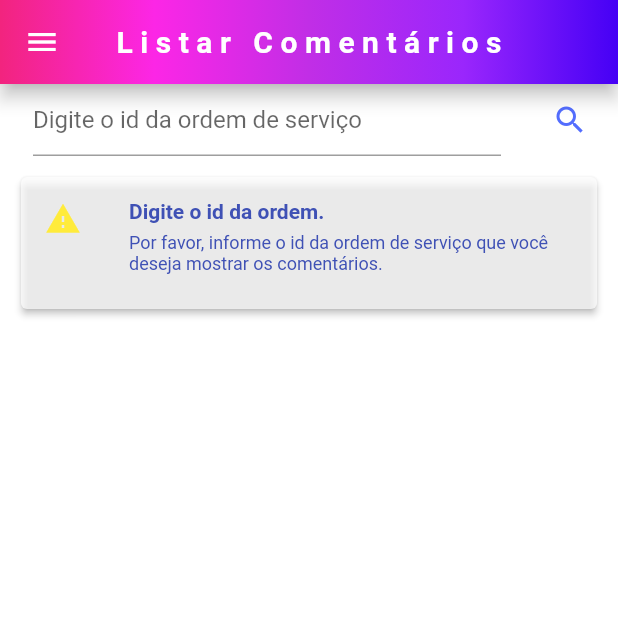
After one commit to GanaxXD/consumo_api, a Flutter app: the Coments screen opened directly, in the side drawer, after a tap on the "search" icon, on a phone screen of 412 x 824 dp, the top half of it. The commit adds this screen. Run offline on Flutter 3.47's test engine with Material 2 defaults, Android fonts, the phone set to English and light mode, and no system bars; network calls fail; statements that could not run were skipped.

Commit message:
tela de listar comentarios funcionando

```diff
--- /dev/null
+++ b/lib/model/comentsModel.dart
@@ -0,0 +1,15 @@
+class ComentsModel {
+    String descricao;
+
+    ComentsModel({this.descricao});
+
+    ComentsModel.fromJson(Map<String, dynamic> json) {
+        descricao = json['descricao'];
+    }
+
+    Map<String, dynamic> toJson() {
+        final Map<String, dynamic> data = new Map<String, dynamic>();
+        data['descricao'] = this.descricao;
+        return data;
+    }
+}
--- /dev/null
+++ b/lib/model/orderModel.dart
@@ -0,0 +1,62 @@
+class Orders {
+    int id;
+    String descricao;
+    Cliente cliente;
+    double preco;
+    Null dataAbertura;
+    Null dataFinalizacao;
+    String status;
+
+    Orders(
+        {this.id,
+            this.descricao,
+            this.cliente,
+            this.preco,
+            this.dataAbertura,
+            this.dataFinalizacao,
+            this.status});
+
+    Orders.fromJson(Map<String, dynamic> json) {
+        id = json['id'];
+        descricao = json['descricao'];
+        cliente =
+        json['cliente'] != null ? new Cliente.fromJson(json['cliente']) : null;
+        preco = json['preco'];
+        dataAbertura = json['dataAbertura'];
+        dataFinalizacao = json['dataFinalizacao'];
+        status = json['status'];
+    }
+
+    Map<String, dynamic> toJson() {
+        final Map<String, dynamic> data = new Map<String, dynamic>();
+        data['id'] = this.id;
+        data['descricao'] = this.descricao;
+        if (this.cliente != null) {
+            data['cliente'] = this.cliente.toJson();
+        }
+        data['preco'] = this.preco;
+        data['dataAbertura'] = this.dataAbertura;
+        data['dataFinalizacao'] = this.dataFinalizacao;
+        data['status'] = this.status;
+        return data;
+    }
+}
+
+class Cliente {
+    int id;
+    String nome;
+
+    Cliente({this.id, this.nome});
+
+    Cliente.fromJson(Map<String, dynamic> json) {
+        id = json['id'];
+        nome = json['nome'];
+    }
+
+    Map<String, dynamic> toJson() {
+        final Map<String, dynamic> data = new Map<String, dynamic>();
+        data['id'] = this.id;
+        data['nome'] = this.nome;
+        return data;
+    }
+}
--- /dev/null
+++ b/lib/screens/comentsList.dart
@@ -0,0 +1,180 @@
+import 'package:consumoapi/model/comentsModel.dart';
+import 'package:consumoapi/searchs/search.dart';
+import 'package:consumoapi/widgets/MyDrawerNavigation.dart';
+import 'package:flutter/material.dart';
+
+
+class Coments extends StatefulWidget {
+  @override
+  _ComentsState createState() => _ComentsState();
+}
+
+class _ComentsState extends State<Coments> {
+
+    Searchs search = Searchs();
+    List<ComentsModel> result;
+    bool loading;
+    TextEditingController searchController;
+
+    @override
+    void initState() {
+        super.initState();
+        searchController = TextEditingController();
+        result = [];
+        loading = true;
+        //Pegando os resultados da pesquisa
+        search.getAllComments("1").then((value) =>{
+            result = value,
+            super.setState(() {
+                loading = false;
+            })
+        });
+    }
+
+    //Encerrando o contolador da pesquisa
+    @override
+    void dispose() {
+        searchController.dispose();
+        super.dispose();
+    }
+
+
+    @override
+    Widget build(BuildContext context) {
+        return Scaffold(
+            drawer: MyDrawerNavigation(),
+
+            //Colocando o fundo do app bar num gradiente:
+            backgroundColor: Colors.white,
+            appBar: AppBar(
+                //criando o gradiente:
+                flexibleSpace: Container(
+                    decoration: BoxDecoration(
+                        gradient: LinearGradient(
+                            colors: <Color> [
+                                Color.fromRGBO(242, 36, 126, 95),
+                                Color.fromRGBO(252, 38, 230, 90),
+                                Color.fromRGBO(193, 46, 230, 90),
+                                Color.fromRGBO(154, 38, 252, 99),
+                                Color.fromRGBO(69, 0, 245, 96),
+                            ],
+                            begin: const FractionalOffset(0.0, 0.0),
+                            end: const FractionalOffset(1.0, 0.0),
+                        )
+                    ),
+                ),
+
+                centerTitle: true,
+                elevation: 5.0,
+                title: Text("Listar Comentários",
+                    overflow: TextOverflow.ellipsis,
+                    style: TextStyle(
+                        fontWeight: FontWeight.w700, letterSpacing: 5,
+                        color: Colors.white,
+                    ),
+                ),
+            ),
+
+
+            body: SingleChildScrollView(
+                child: Column(
+                    mainAxisSize: MainAxisSize.min,
+                    children: [
+                        Row(
+                            mainAxisSize: MainAxisSize.min,
+                            children: [
+                                Expanded(
+                                    child: Padding(
+                                        padding: const EdgeInsets.symmetric(horizontal: 22),
+                                        child: TextField(
+                                            controller: searchController,
+                                            cursorColor: Colors.indigo,
+                                            decoration: InputDecoration(
+                                                errorBorder: InputBorder.none,
+                                                hintText: "Digite o id da ordem de serviço",
+                                            ),
+                                        ),
+                                    ),
+                                ),
+                                Padding(
+                                    padding: const EdgeInsets.only(right: 8),
+                                    child: IconButton(
+                                        onPressed: () => {
+                                            setState((){
+                                                loading = true;
+                                                loading = true;
+                                                //Pegando os resultados da pesquisa
+                                                search.getAllComments(searchController.value.text).then((value) =>{
+                                                    result = value,
+                                                    print (result),
+                                                    super.setState(() {
+                                                        loading = false;
+                                                    })
+                                                });
+                                            })
+                                        },
+                                        icon: Icon(Icons.search, color: Colors.indigoAccent,)
+                                    ),
+                                ),
+                            ],
+                        ),
+
+                        //Comentários
+                        ListView.separated(
+                            physics: NeverScrollableScrollPhysics(),
+                            shrinkWrap: true, //Se dentro de uma SingleChieldScrollview, e quando eu uso quando eu uso a propriedade NeverScrolablePhysics, preciso somar a altura dos filhos para caber na tela, por isso, uso essa propriedade.
+                            reverse: true,
+                            separatorBuilder: (__, index){
+                                return Divider(color: Colors.indigo, height: 0.5, indent: 55, endIndent: 55, thickness: 0.5,);
+                            },
+                            itemBuilder: (__, index){
+                                return loading == true ? Padding(
+                                    padding: const EdgeInsets.only(top: 50),
+                                    child: Center(child: CircularProgressIndicator(color: Colors.indigo,),),
+                                ) :
+                                Padding(
+                                    padding: const EdgeInsets.symmetric(horizontal: 10, vertical: 10),
+                                    child: Card(
+                                        color: Colors.white70,
+                                        elevation: 2,
+                                        borderOnForeground: true,
+                                        clipBehavior: Clip.antiAlias,
+
+                                        //informações dos comentários
+                                        child: result == null ?
+                                        Center(
+                                            child: ListTile(
+                                                title: Text("Digite o id da ordem.",
+                                                    style: TextStyle(color: Colors.indigo, fontSize: 14, fontWeight: FontWeight.bold),
+                                                ),
+                                                subtitle: Text("Por favor, informe o id da ordem de serviço que você deseja mostrar os comentários.",
+                                                    style: TextStyle(color: Colors.indigo, fontSize: 12),
+                                                ),
+                                                //Adiciona uma "terceira linha"
+                                                isThreeLine: true,
+                                                leading: Icon(Icons.warning, color: Colors.yellow),
+                                            ),
+                                        ) :
+                                        ListTile(
+                                            title: Text("#: ${index+1}",
+                                                style: TextStyle(color: Colors.indigo, fontSize: 14, fontWeight: FontWeight.bold),
+                                            ),
+                                            subtitle: Text("Descrição: ${result[index].descricao}",
+                                                style: TextStyle(color: Colors.indigo, fontSize: 12),
+                                            ),
+                                            //Adiciona uma "terceira linha"
+                                            isThreeLine: true,
+                                            dense: true,
+                                            leading: Icon(Icons.comment, color: index%2 == 0 ? Colors.indigo : Colors.indigoAccent,),
+                                        ),
+                                    ),
+                                );
+                            },
+                            itemCount: result == null ? 1 : result.length.toInt(),
+                        ),
+                    ],
+                )
+            ),
+        );
+    }
+}
--- a/lib/searchs/search.dart
+++ b/lib/searchs/search.dart
@@ -1,4 +1,6 @@
 import 'package:consumoapi/model/clientModel.dart';
+import 'package:consumoapi/model/comentsModel.dart';
+import 'package:consumoapi/model/orderModel.dart';
 import 'package:http/http.dart' as http;
 import 'dart:convert';
 
@@ -7,6 +9,7 @@ import 'dart:convert';
     DE USO DA INTERNET NO ANDROIDMANIFEST
  */
 class Searchs{
+
     var urlGetAllCients = Uri.parse('https://api-client-serviceorder.herokuapp.com/clientes');
     var urlGetAllOrders = Uri.parse('https://api-client-serviceorder.herokuapp.com/ordemservico');
 
@@ -29,8 +32,53 @@ class Searchs{
         }
     }
 
+    //Recebendo dados das ordens de serviço
     Future getAllOrders() async{
-        var result = await http.get(urlGetAllOrders);
-        return result.body;
+        List<Orders> ordens = [];
+        try{
+            final result = await http.get(urlGetAllOrders);
+            print(result);
+            if(result.statusCode == 200){
+                print("RESULT BODY: ");
+                print(result.body);
+                var decodeJson = jsonDecode(result.body);
+                //transformando os dados json da api em objeto ordem
+                decodeJson.forEach((ordem)=> ordens.add(Orders.fromJson(ordem)));
+                print("RESULT ORDENS: ");
+                print(ordens);
+                return ordens;
+            } else {
+                return null;
+            }
+        } catch (error){
+            print("Erro ao receber os dados das Ordens de Serviço da api. Erro:  "+ error.toString());
+            return null;
+        }
+    }
+
+    //Carregando comentários
+    Future getAllComments(String id) async{
+        print(id);
+        String idOrder = id.toString();
+        print(idOrder);
+        List<ComentsModel> ordens = [];
+        String urlBeforeParse = "https://api-client-serviceorder.herokuapp.com/ordemservico/$idOrder/comentario";
+        print(urlBeforeParse);
+        var urlAfterParse = Uri.parse(urlBeforeParse);
+        try{
+            final result = await http.get(urlAfterParse);
+            print(result);
+            if(result.statusCode == 200){
+                var decodeJson = jsonDecode(result.body);
+                //transformando os dados json da api em objeto ordem
+                decodeJson.forEach((ordem)=> ordens.add(ComentsModel.fromJson(ordem)));
+                return ordens;
+            } else {
+                return null;
+            }
+        } catch (error){
+            print("Erro ao receber os dados das Ordens de Serviço da api. Erro:  "+ error.toString());
+            return null;
+        }
     }
 }
```
Also changed, not shown: lib/main.dart (+13 -2 lines), lib/screens/home.dart (deleted, +0 -85 lines), lib/screens/listClient.dart (added, +118 -0 lines), lib/screens/listOrders.dart (added, +120 -0 lines), lib/widgets/gradiente.dart (added, +22 -0 lines), lib/widgets/myDrawerNavigation.dart (renamed from lib/widgets/MyDrawerNavigation.dart, +9 -7 lines).
